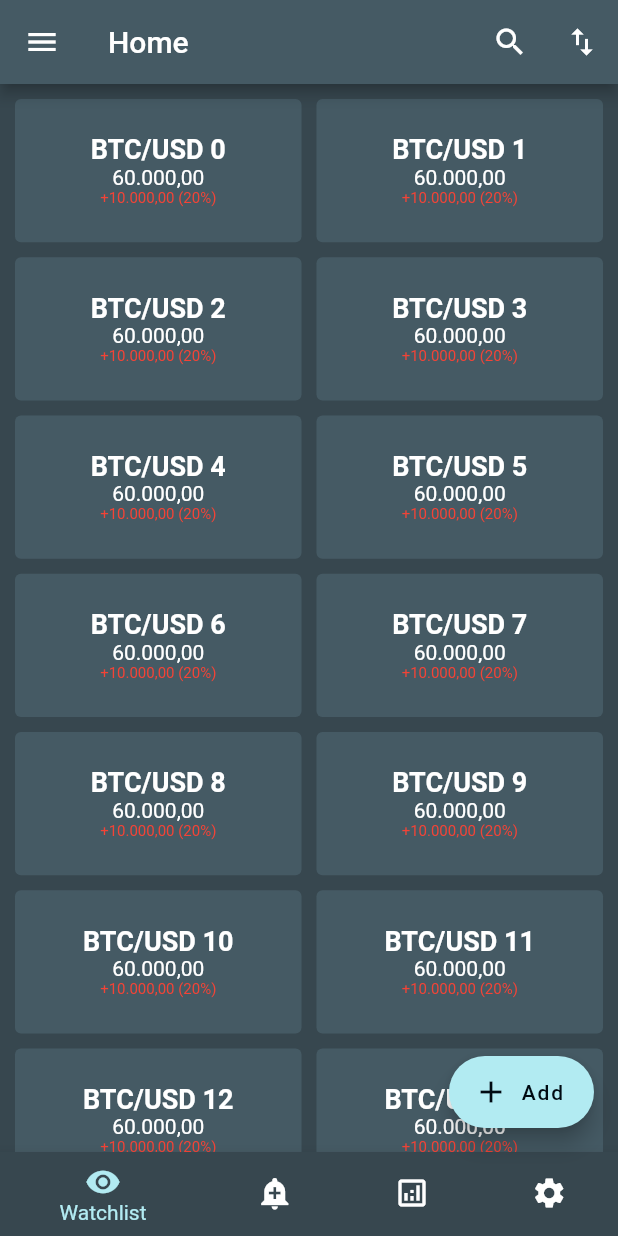
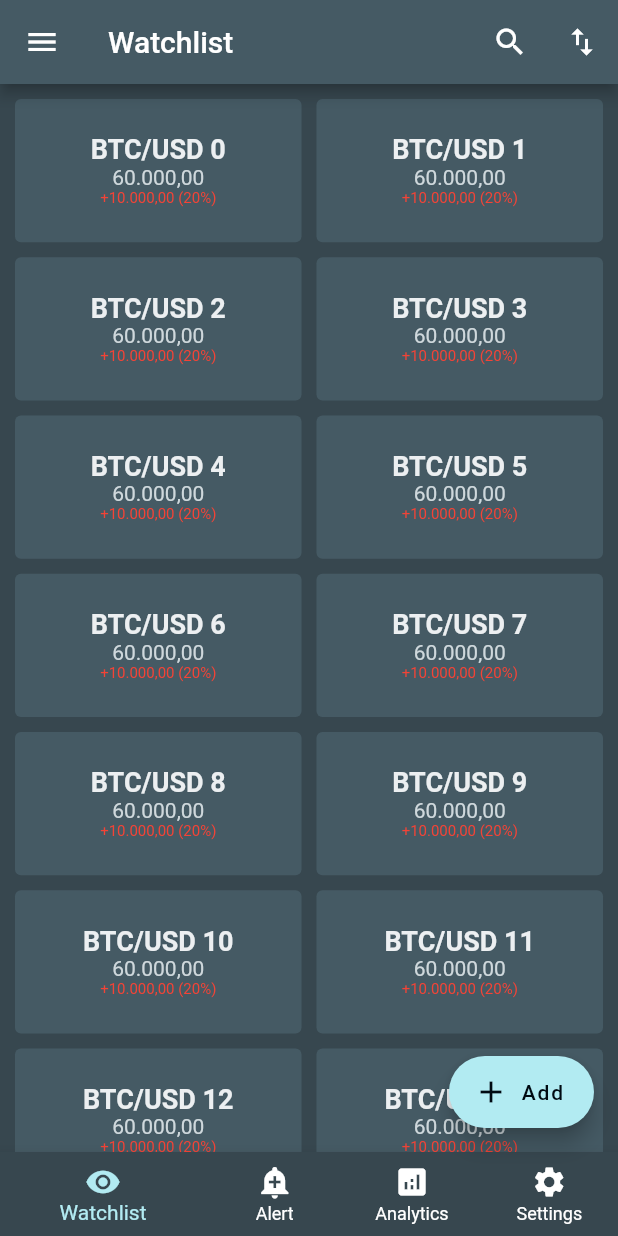
Before and after one commit to namanh11611/flutter_base, a Flutter app: the screen it shows after launch, in the side drawer, after a tap on the "search" icon, on a phone screen of 412 x 824 dp. Run offline on Flutter 3.47's test engine with Material 2 defaults, Android fonts, the phone set to English and light mode, and no system bars; network calls fail.

Commit message:
Update other menu and drawer

```diff
--- /dev/null
+++ b/lib/utils/Constants.dart
@@ -0,0 +1,6 @@
+class Constants {
+  static const int NAV_WATCHLIST = 0;
+  static const int NAV_ALERT = 1;
+  static const int NAV_ANALYTICS = 2;
+  static const int NAV_SETTINGS = 3;
+}
--- a/lib/utils/Strings.dart
+++ b/lib/utils/Strings.dart
@@ -1,6 +1,13 @@
 class Strings {
   static String appName = 'Flutter Base';
   static String homeTitle = 'Home';
+
+  static String menuAccount = "Account";
+  static String menuHelp = "Help";
+  static String menuAboutUs = "About us";
+  static String menuOther = "Other";
+
+  static String btnAddPair = "Add";
 
   static String bnbWatchlist = "Watchlist";
   static String bnbAlert = "Alert";
--- /dev/null
+++ b/lib/view/alert/alert.dart
@@ -0,0 +1,16 @@
+import 'package:flutter/material.dart';
+import 'package:flutter_base/utils/Strings.dart';
+import 'package:flutter_base/utils/theme.dart';
+
+class Alert extends StatelessWidget {
+  const Alert({Key key}) : super(key: key);
+
+  @override
+  Widget build(BuildContext context) {
+    return Center(
+        child: Text(
+      Strings.bnbAlert,
+      style: TextStyle(color: kBlueGray0, fontSize: 24),
+    ));
+  }
+}
--- /dev/null
+++ b/lib/view/analytics/analytics.dart
@@ -0,0 +1,16 @@
+import 'package:flutter/material.dart';
+import 'package:flutter_base/utils/Strings.dart';
+import 'package:flutter_base/utils/theme.dart';
+
+class Analytics extends StatelessWidget {
+  const Analytics({Key key}) : super(key: key);
+
+  @override
+  Widget build(BuildContext context) {
+    return Center(
+        child: Text(
+      Strings.bnbAnalytics,
+      style: TextStyle(color: kBlueGray0, fontSize: 24),
+    ));
+  }
+}
--- /dev/null
+++ b/lib/view/base/drawer.dart
@@ -0,0 +1,38 @@
+import 'package:flutter/material.dart';
+import 'package:flutter_base/utils/Strings.dart';
+import 'package:flutter_base/utils/theme.dart';
+
+class MainDrawer extends Drawer {
+  @override
+  Widget build(BuildContext context) {
+    return Drawer(
+      child: Container(
+        color: kBlueGray7,
+        child: ListView(
+          children: <Widget>[
+            DrawerHeader(
+                child: _buildMenuImage(context), padding: EdgeInsets.zero),
+            _buildMenuItem(context, Icons.account_circle, Strings.menuAccount),
+            _buildMenuItem(context, Icons.help, Strings.menuHelp),
+            _buildMenuItem(context, Icons.group, Strings.menuAboutUs),
+            _buildMenuItem(context, Icons.flight, Strings.menuOther),
+          ],
+        ),
+      ),
+    );
+  }
+
+  Widget _buildMenuImage(BuildContext context) {
+    return Image(image: AssetImage('images/crypto.jpeg'));
+  }
+
+  Widget _buildMenuItem(BuildContext context, IconData icon, String menu) {
+    return ListTile(
+      leading: Icon(icon, color: kBlueGray0),
+      title: Text(menu, style: TextStyle(color: kBlueGray0)),
+      onTap: () {
+        Navigator.pop(context);
+      },
+    );
+  }
+}
--- /dev/null
+++ b/lib/view/base/home.dart
@@ -0,0 +1,117 @@
+import 'package:flutter/material.dart';
+import 'package:flutter_base/utils/Constants.dart';
+import 'package:flutter_base/utils/Strings.dart';
+import 'package:flutter_base/utils/theme.dart';
+import 'package:flutter_base/view/alert/alert.dart';
+import 'package:flutter_base/view/analytics/analytics.dart';
+import 'package:flutter_base/view/base/drawer.dart';
+import 'package:flutter_base/view/settings/settings.dart';
+import 'package:flutter_base/view/watchlist/watchlist.dart';
+
+class Home extends StatefulWidget {
+  const Home({Key key}) : super(key: key);
+
+  @override
+  _HomeState createState() => _HomeState();
+}
+
+class _HomeState extends State<Home> {
+  int _selectedIndex = 0;
+  List<Widget> _widgetOptions = [
+    Watchlist(),
+    Alert(),
+    Analytics(),
+    Settings(),
+  ];
+
+  @override
+  Widget build(BuildContext context) {
+    return Scaffold(
+      backgroundColor: kBlueGray8,
+      appBar: AppBar(
+        backgroundColor: kBlueGray7,
+        brightness: Brightness.dark,
+        title: _buildAppBarTitle(),
+        actions: _buildAppBarActions(),
+      ),
+      drawer: MainDrawer(),
+      body: _widgetOptions.elementAt(_selectedIndex),
+      floatingActionButton: _buildFloatingActionButton(),
+      bottomNavigationBar: BottomNavigationBar(
+        items: <BottomNavigationBarItem>[
+          _buildBottomNavigationBarItem(
+              Icons.remove_red_eye, Strings.bnbWatchlist),
+          _buildBottomNavigationBarItem(Icons.add_alert, Strings.bnbAlert),
+          _buildBottomNavigationBarItem(Icons.analytics, Strings.bnbAnalytics),
+          _buildBottomNavigationBarItem(Icons.settings, Strings.bnbSettings)
+        ],
+        currentIndex: _selectedIndex,
+        selectedItemColor: kAccentColor,
+        showUnselectedLabels: true,
+        onTap: _onItemTapped,
+      ),
+    );
+  }
+
+  Widget _buildAppBarTitle() {
+    String title = Strings.homeTitle;
+    switch (_selectedIndex) {
+      case Constants.NAV_WATCHLIST:
+        title = Strings.bnbWatchlist;
+        break;
+      case Constants.NAV_ALERT:
+        title = Strings.bnbAlert;
+        break;
+      case Constants.NAV_ANALYTICS:
+        title = Strings.bnbAnalytics;
+        break;
+      case Constants.NAV_SETTINGS:
+        title = Strings.bnbSettings;
+        break;
+    }
+    return Text(title);
+  }
+
+  List<Widget> _buildAppBarActions() {
+    return _selectedIndex == Constants.NAV_WATCHLIST
+        ? <Widget>[
+      IconButton(
+        icon: const Icon(Icons.search),
+        onPressed: () {
+          Scaffold.of(context).openDrawer();
+        },
+      ),
+      IconButton(
+        icon: const Icon(Icons.swap_vert),
+        onPressed: () {
+          Scaffold.of(context).openDrawer();
+        },
+      ),
+    ]
+        : null;
+  }
+
+  Widget _buildFloatingActionButton() {
+    return _selectedIndex == Constants.NAV_WATCHLIST
+        ? FloatingActionButton.extended(
+      icon: const Icon(Icons.add),
+      label: Text(Strings.btnAddPair),
+      foregroundColor: kPrimaryTextColorDark,
+      backgroundColor: kAccentColor,
+      onPressed: () {},
+    )
+        : null;
+  }
+
+  BottomNavigationBarItem _buildBottomNavigationBarItem(IconData icon,
+      String label) {
+    return BottomNavigationBarItem(
+        icon: Icon(icon), label: label, backgroundColor: kBlueGray8);
+  }
+
+  void _onItemTapped(int index) {
+    setState(() {
+      _selectedIndex = index;
+    });
+  }
+}
--- a/lib/view/home/home.dart
+++ /dev/null
@@ -1,115 +0,0 @@
-import 'package:flutter/material.dart';
-import 'package:flutter_base/utils/Strings.dart';
-import 'package:flutter_base/utils/theme.dart';
-
-class Home extends StatefulWidget {
-  const Home({Key key}) : super(key: key);
-
-  @override
-  _HomeState createState() => _HomeState();
-}
-
-class _HomeState extends State<Home> {
-  @override
-  Widget build(BuildContext context) {
-    return Scaffold(
-      backgroundColor: kBlueGray8,
-      appBar: AppBar(
-        backgroundColor: kBlueGray7,
-        title: Text(Strings.homeTitle),
-        leading: IconButton(
-          icon: const Icon(Icons.menu),
-          onPressed: () {
-            Scaffold.of(context).openDrawer();
-          },
-        ),
-        actions: <Widget>[
-          IconButton(
-            icon: const Icon(Icons.search),
-            onPressed: () {
-              Scaffold.of(context).openDrawer();
-            },
-          ),
-          IconButton(
-            icon: const Icon(Icons.swap_vert),
-            onPressed: () {
-              Scaffold.of(context).openDrawer();
-            },
-          ),
-        ],
-      ),
-      drawer: Drawer(
-        child: ListView(
-          children: <Widget>[
-            DrawerHeader(child: Text("Header")),
-            ListTile(
-              title: Text("Account"),
-            )
-          ],
-        ),
-      ),
-      body: GridView.count(
-        crossAxisCount: 2,
-        crossAxisSpacing: 10,
-        childAspectRatio: 2,
-        mainAxisSpacing: 10,
-        padding: const EdgeInsets.all(10),
-        children: _buildGridTileList(),
-      ),
-      floatingActionButton: FloatingActionButton.extended(
-        icon: const Icon(Icons.add),
-        label: Text("Add"),
-        foregroundColor: kPrimaryTextColorDark,
-        backgroundColor: kAccentColor,
-        onPressed: () {},
-      ),
-      bottomNavigationBar: BottomNavigationBar(
-        items: <BottomNavigationBarItem>[
-          BottomNavigationBarItem(
-              icon: Icon(Icons.remove_red_eye),
-              label: Strings.bnbWatchlist,
-              backgroundColor: kBlueGray8),
-          BottomNavigationBarItem(
-              icon: Icon(Icons.add_alert), label: Strings.bnbAlert),
-          BottomNavigationBarItem(
-              icon: Icon(Icons.analytics_outlined),
-              label: Strings.bnbAnalytics),
-          BottomNavigationBarItem(
-              icon: Icon(Icons.settings), label: Strings.bnbSettings),
-        ],
-        currentIndex: 0,
-        selectedItemColor: kAccentColor,
-      ),
-    );
-  }
-
-  List<Container> _buildGridTileList() {
-    return List.generate(
-        30,
-        (index) => Container(
-              child: Column(
-                mainAxisAlignment: MainAxisAlignment.center,
-                children: [
-                  Text(
-                    "BTC/USD $index",
-                    style: TextStyle(
-                        color: Colors.white,
-                        fontSize: 18,
-                        fontWeight: FontWeight.bold),
-                  ),
-                  Text(
-                    "60.000,00",
-                    style: TextStyle(color: Colors.white, fontSize: 14),
-                  ),
-                  Text(
-                    "+10.000,00 (20%)",
-                    style: TextStyle(color: Colors.red, fontSize: 10),
-                  ),
-                ],
-              ),
-              decoration: BoxDecoration(
-                  color: kBlueGray7, borderRadius: BorderRadius.circular(4)),
-              padding: const EdgeInsets.all(10),
-            ));
-  }
-}
--- /dev/null
+++ b/lib/view/settings/settings.dart
@@ -0,0 +1,16 @@
+import 'package:flutter/material.dart';
+import 'package:flutter_base/utils/Strings.dart';
+import 'package:flutter_base/utils/theme.dart';
+
+class Settings extends StatelessWidget {
+  const Settings({Key key}) : super(key: key);
+
+  @override
+  Widget build(BuildContext context) {
+    return Center(
+        child: Text(
+      Strings.bnbSettings,
+      style: TextStyle(color: kBlueGray0, fontSize: 24),
+    ));
+  }
+}
--- /dev/null
+++ b/lib/view/watchlist/watchlist.dart
@@ -0,0 +1,66 @@
+import 'dart:convert';
+import 'package:flutter/material.dart';
+import 'package:flutter_base/utils/theme.dart';
+import 'package:http/http.dart' as http;
+
+class Watchlist extends StatefulWidget {
+  const Watchlist({Key key}) : super(key: key);
+
+  @override
+  _WatchlistState createState() {
+    loadData();
+    return _WatchlistState();
+  }
+}
+
+class _WatchlistState extends State<Watchlist> {
+  @override
+  Widget build(BuildContext context) {
+    return GridView.count(
+      crossAxisCount: 2,
+      crossAxisSpacing: 10,
+      childAspectRatio: 2,
+      mainAxisSpacing: 10,
+      padding: const EdgeInsets.all(10),
+      children: _buildGridTileList(),
+    );
+  }
+
+  List<Container> _buildGridTileList() {
+    return List.generate(
+        30,
+            (index) => Container(
+          child: Column(
+            mainAxisAlignment: MainAxisAlignment.center,
+            children: [
+              Text(
+                "BTC/USD $index",
+                style: TextStyle(
+                    color: kBlueGray0,
+                    fontSize: 18,
+                    fontWeight: FontWeight.bold),
+              ),
+              Text(
+                "60.000,00",
+                style: TextStyle(color: kBlueGray1, fontSize: 14),
+              ),
+              Text(
+                "+10.000,00 (20%)",
+                style: TextStyle(color: Colors.red, fontSize: 10),
+              ),
+            ],
+          ),
+          decoration: BoxDecoration(
+              color: kBlueGray7, borderRadius: BorderRadius.circular(4)),
+          padding: const EdgeInsets.all(10),
+        ));
+  }
+}
+
+Future<void> loadData() async {
+  String dataURL = 'https://api.binance.com/api/v3/ticker/24hr';
+  http.Response response = await http.get(dataURL);
+  // setState(() {
+  List<dynamic> lists = jsonDecode(response.body);
+  // });
+}
```
Also changed, not shown: lib/main.dart (+6 -103 lines), pubspec.yaml (+4 -5 lines), images/crypto.jpeg (added), pubspec.lock, 2 other files.
